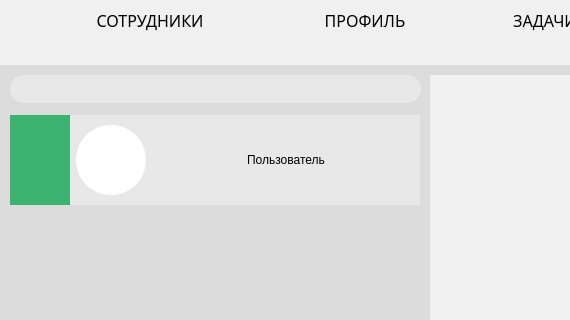
Above: src/VultusMainWindow.ui from Percyvalle/Vultus before the change; both pictures show x 0 to 570 and y 95 to 415 of the 1020 by 890 pixel window. Below: the same form after it.
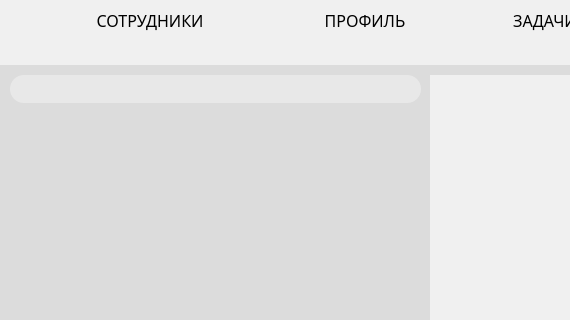
That is the form after the change. Custom widgets are drawn as their Qt base class.

Commit message: Added Profile widget

What changed in the file:
```diff
--- a/src/VultusMainWindow.ui
+++ b/src/VultusMainWindow.ui
@@ -273,20 +273,7 @@
         </rect>
        </property>
        <property name="styleSheet">
-        <string notr="true">QFrame{
-background: rgba(245, 245, 245,50%); 
-border: 0;}
-QFrame::hover{
-background: grey; 
-border: 0;}
-QPushButton{
-background: rgba(245, 245, 245,0%); 
-border: 0;}
-QLabel#photo_label{
-background-color: white;
-border: 0;
-border-radius: 35;}
-</string>
+        <string notr="true"/>
        </property>
        <layout class="QVBoxLayout" name="verticalLayout">
         <property name="sizeConstraint">
@@ -304,87 +291,6 @@
         <property name="bottomMargin">
          <number>0</number>
         </property>
-        <item>
-         <widget class="QFrame" name="frame_11">
-          <property name="maximumSize">
-           <size>
-            <width>16777215</width>
-            <height>90</height>
-           </size>
-          </property>
-          <property name="styleSheet">
-           <string notr="true"/>
-          </property>
-          <layout class="QHBoxLayout" name="horizontalLayout_2" stretch="0,0,1">
-           <property name="leftMargin">
-            <number>0</number>
-           </property>
-           <property name="topMargin">
-            <number>0</number>
-           </property>
-           <property name="rightMargin">
-            <number>0</number>
-           </property>
-           <property name="bottomMargin">
-            <number>0</number>
-           </property>
-           <item>
-            <widget class="QLabel" name="status_label">
-             <property name="minimumSize">
-              <size>
-               <width>60</width>
-               <height>0</height>
-              </size>
-             </property>
-             <property name="styleSheet">
-              <string notr="true">background-color: #3cb371;</string>
-             </property>
-             <property name="text">
-              <string/>
-             </property>
-            </widget>
-           </item>
-           <item>
-            <widget class="QLabel" name="photo_label">
-             <property name="minimumSize">
-              <size>
-               <width>70</width>
-               <height>70</height>
-              </size>
-             </property>
-             <property name="maximumSize">
-              <size>
-               <width>70</width>
-               <height>70</height>
-              </size>
-             </property>
-             <property name="styleSheet">
-              <string notr="true"/>
-             </property>
-             <property name="text">
-              <string/>
-             </property>
-            </widget>
-           </item>
-           <item>
-            <widget class="QPushButton" name="members_button">
-             <property name="sizePolicy">
-              <sizepolicy hsizetype="Preferred" vsizetype="Preferred">
-               <horstretch>0</horstretch>
-               <verstretch>0</verstretch>
-              </sizepolicy>
-             </property>
-             <property name="styleSheet">
-              <string notr="true"/>
-             </property>
-             <property name="text">
-              <string>Пользователь</string>
-             </property>
-            </widget>
-           </item>
-          </layout>
-         </widget>
-        </item>
        </layout>
       </widget>
      </widget>
@@ -513,6 +419,14 @@
    </widget>
   </widget>
  </widget>
+ <customwidgets>
+  <customwidget>
+   <class>VultusScrollAreaController</class>
+   <extends>QScrollArea</extends>
+   <header>src/VultusScrollAreaController.h</header>
+   <container>1</container>
+  </customwidget>
+ </customwidgets>
  <resources/>
  <connections/>
 </ui>
```
Left out of the diff: 2 changed lines with no effect on the pictures. The commit also changes 4 other files.
